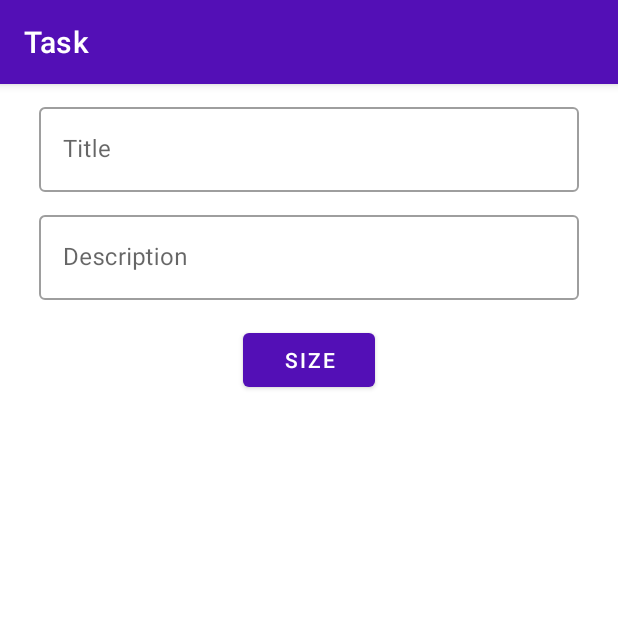
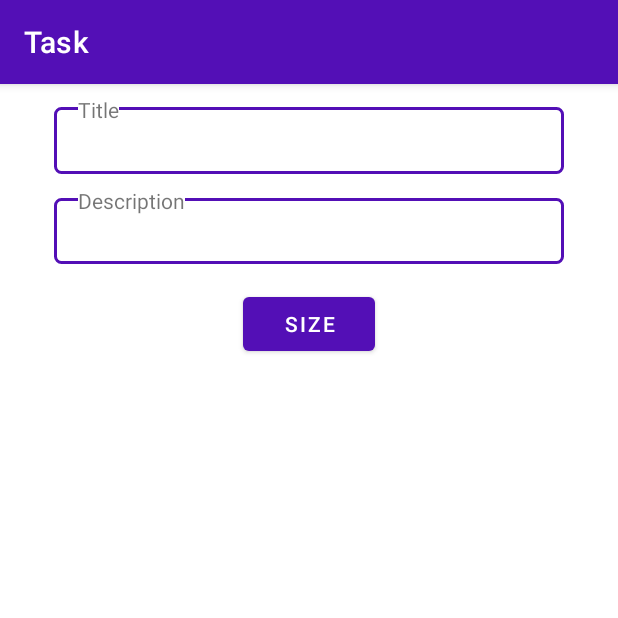
Before and after one commit to themalikov77/HomeWork4_1, an Android app: the TaskFragment screen opened through its navigation route, on a phone screen of 412 x 824 dp, the top half of it. Run offline under Robolectric (Android 15) with nearby library versions, the phone set to English and light mode, and no system bars; our stand-ins replace navigation-ui.

Commit message:
Revert "исправил"
This reverts commit 31a5137f313c82d6234d3feeebca1f6a9076cef3.

```diff
--- a/app/src/main/res/layout/fragment_task.xml
+++ b/app/src/main/res/layout/fragment_task.xml
@@ -1,64 +1,70 @@
-<?xml version="1.0" encoding="utf-8"?><androidx.constraintlayout.widget.ConstraintLayout xmlns:android="http://schemas.android.com/apk/res/android"
+<?xml version="1.0" encoding="utf-8"?>
+<LinearLayout xmlns:android="http://schemas.android.com/apk/res/android"
     xmlns:tools="http://schemas.android.com/tools"
     android:layout_width="match_parent"
     android:layout_height="match_parent"
-    xmlns:app="http://schemas.android.com/apk/res-auto"
     android:orientation="vertical"
     android:paddingHorizontal="16dp"
     tools:context=".TaskFragment">
 
-    <com.google.android.material.textfield.TextInputLayout
-        android:id="@+id/input_tv"
-        android:layout_width="0dp"
-        style="@style/Widget.MaterialComponents.TextInputLayout.OutlinedBox"
-        android:layout_height="wrap_content"
-        app:layout_constraintStart_toStartOf="parent"
-        app:layout_constraintEnd_toEndOf="parent"
-        app:layout_constraintTop_toTopOf="parent"
-       android:layout_margin="10dp"
-        android:background="@color/white"
-       android:hint="@string/title">
+    <RelativeLayout
+        android:layout_width="match_parent"
+        android:layout_height="60dp"
+        android:layout_marginStart="20dp"
+        android:layout_marginEnd="20dp"
+        tools:ignore="MissingConstraints">
 
-        <com.google.android.material.textfield.TextInputEditText
-            android:id="@+id/et_input"
+        <EditText
             android:layout_width="match_parent"
             android:layout_height="match_parent"
-            />
-    </com.google.android.material.textfield.TextInputLayout>
+            android:layout_marginTop="15dp"
+            android:background="@drawable/ic_border"
+            android:paddingStart="8dp" />
+
+        <TextView
+            android:layout_width="wrap_content"
+            android:layout_height="wrap_content"
+            android:layout_marginStart="16dp"
+            android:layout_marginTop="7dp"
+            android:background="@color/white"
+            android:text="Title" />
 
 
+    </RelativeLayout>
 
+    <RelativeLayout
+        android:layout_width="match_parent"
+        android:layout_height="60dp"
+        android:layout_marginStart="20dp"
+        android:layout_marginEnd="20dp"
+        tools:ignore="MissingConstraints">
 
+        <EditText
+            android:id="@+id/desc"
+            android:layout_width="match_parent"
+            android:layout_height="60dp"
+            android:paddingStart="8dp"
+            android:layout_marginTop="16dp"
+            android:background="@drawable/ic_border"
+            tools:ignore="Autofill,TextFields" />
 
-    <com.google.android.material.textfield.TextInputLayout
-        android:id="@+id/input_tv1"
-        android:layout_width="0dp"
-        style="@style/Widget.MaterialComponents.TextInputLayout.OutlinedBox"
-        android:layout_height="wrap_content"
-        app:layout_constraintStart_toStartOf="parent"
-        app:layout_constraintEnd_toEndOf="parent"
-        app:layout_constraintTop_toBottomOf="@id/input_tv"
-        android:layout_margin="10dp"
-        android:background="@color/white"
-        android:hint="@string/description">
-
-        <com.google.android.material.textfield.TextInputEditText
-            android:id="@+id/et_input1"
-            android:layout_width="match_parent"
-            android:layout_height="match_parent"
-            />
-    </com.google.android.material.textfield.TextInputLayout>
+        <TextView
+            android:layout_width="wrap_content"
+            android:layout_height="wrap_content"
+            android:layout_marginStart="16dp"
+            android:layout_marginTop="8dp"
+            android:background="@color/white"
+            android:text="Description" />
+    </RelativeLayout>
 
 
     <Button
-        app:layout_constraintTop_toBottomOf="@id/input_tv1"
-        app:layout_constraintStart_toStartOf="parent"
-        app:layout_constraintEnd_toEndOf="parent"
         android:id="@+id/btn_save"
         android:layout_width="wrap_content"
         android:layout_height="wrap_content"
+        android:layout_gravity="center"
         android:layout_marginTop="16dp"
         android:text="@string/size" />
 
 
-</androidx.constraintlayout.widget.ConstraintLayout>
+</LinearLayout>
```
Also changed, not shown: app/src/main/res/layout/fragment_profile.xml (+23 -15 lines).
